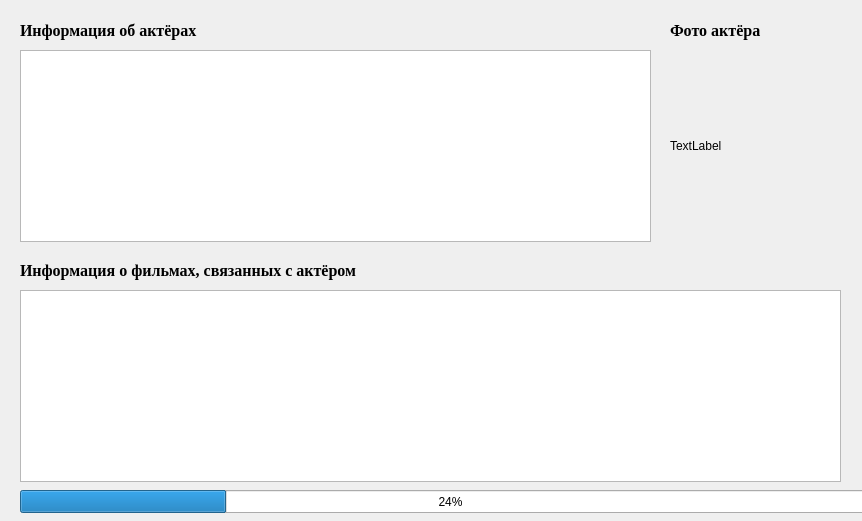
This is Client/outputactor.ui in NikitaVirachev/course-work-on-DB as Qt 5 draws it before an edit. The edited form follows.
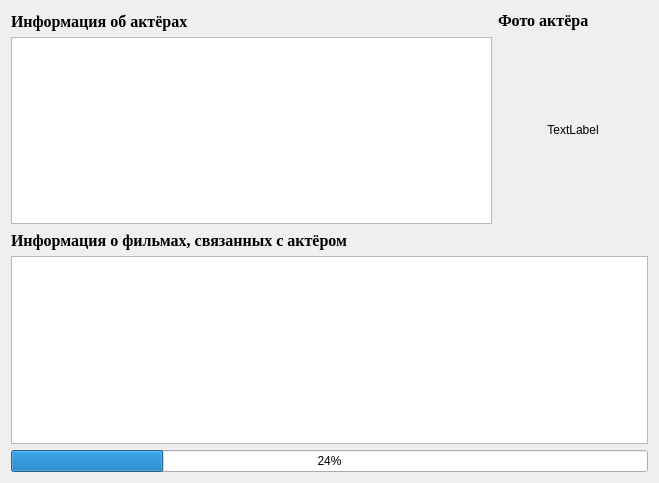
This is the edited form.

```diff
--- a/Client/outputactor.ui
+++ b/Client/outputactor.ui
@@ -6,45 +6,24 @@
    <rect>
     <x>0</x>
     <y>0</y>
-    <width>862</width>
-    <height>521</height>
+    <width>659</width>
+    <height>483</height>
    </rect>
   </property>
   <property name="windowTitle">
    <string>Form</string>
   </property>
-  <widget class="QTableView" name="tableView">
-   <property name="geometry">
-    <rect>
-     <x>20</x>
-     <y>50</y>
-     <width>631</width>
-     <height>192</height>
-    </rect>
-   </property>
-  </widget>
-  <widget class="QProgressBar" name="progressBar">
-   <property name="geometry">
-    <rect>
-     <x>20</x>
-     <y>490</y>
-     <width>861</width>
-     <height>23</height>
-    </rect>
-   </property>
-   <property name="value">
-    <number>24</number>
-   </property>
-  </widget>
+  <layout class="QGridLayout" name="gridLayout">
+   <item row="0" column="0">
+    <layout class="QVBoxLayout" name="verticalLayout_4">
+     <item>
+      <layout class="QHBoxLayout" name="horizontalLayout_3">
+       <item>
+        <layout class="QVBoxLayout" name="verticalLayout">
+         <item>
+          <layout class="QHBoxLayout" name="horizontalLayout">
+           <item>
   <widget class="QLabel" name="label">
-   <property name="geometry">
-    <rect>
-     <x>20</x>
-     <y>20</y>
-     <width>631</width>
-     <height>21</height>
-    </rect>
-   </property>
    <property name="font">
     <font>
      <family>Times New Roman</family>
@@ -57,28 +36,33 @@
     <string>Информация об актёрах</string>
    </property>
   </widget>
-  <widget class="QLabel" name="label_2">
-   <property name="geometry">
-    <rect>
-     <x>670</x>
-     <y>50</y>
-     <width>171</width>
-     <height>191</height>
-    </rect>
-   </property>
-   <property name="text">
-    <string>TextLabel</string>
-   </property>
-  </widget>
+           </item>
+           <item>
+            <spacer name="horizontalSpacer">
+             <property name="orientation">
+              <enum>Qt::Horizontal</enum>
+             </property>
+             <property name="sizeHint" stdset="0">
+              <size>
+               <width>40</width>
+               <height>20</height>
+              </size>
+             </property>
+            </spacer>
+           </item>
+          </layout>
+         </item>
+         <item>
+          <widget class="QTableView" name="tableView"/>
+         </item>
+        </layout>
+       </item>
+       <item>
+        <layout class="QVBoxLayout" name="verticalLayout_2">
+         <item>
+          <layout class="QHBoxLayout" name="horizontalLayout_2">
+           <item>
   <widget class="QLabel" name="label_3">
-   <property name="geometry">
-    <rect>
-     <x>670</x>
-     <y>20</y>
-     <width>171</width>
-     <height>21</height>
-    </rect>
-   </property>
    <property name="font">
     <font>
      <family>Times New Roman</family>
@@ -91,25 +75,41 @@
     <string>Фото актёра</string>
    </property>
   </widget>
-  <widget class="QTableView" name="tableView_2">
-   <property name="geometry">
-    <rect>
-     <x>20</x>
-     <y>290</y>
-     <width>821</width>
-     <height>192</height>
-    </rect>
-   </property>
-  </widget>
+           </item>
+          </layout>
+         </item>
+         <item>
+          <widget class="QLabel" name="label_2">
+           <property name="sizePolicy">
+            <sizepolicy hsizetype="Preferred" vsizetype="Expanding">
+             <horstretch>0</horstretch>
+             <verstretch>0</verstretch>
+            </sizepolicy>
+           </property>
+           <property name="minimumSize">
+            <size>
+             <width>150</width>
+             <height>0</height>
+            </size>
+           </property>
+           <property name="text">
+            <string>TextLabel</string>
+           </property>
+           <property name="alignment">
+            <set>Qt::AlignCenter</set>
+           </property>
+          </widget>
+         </item>
+        </layout>
+       </item>
+      </layout>
+     </item>
+     <item>
+      <layout class="QVBoxLayout" name="verticalLayout_3">
+       <item>
+        <layout class="QHBoxLayout" name="horizontalLayout_4">
+         <item>
   <widget class="QLabel" name="label_4">
-   <property name="geometry">
-    <rect>
-     <x>20</x>
-     <y>260</y>
-     <width>821</width>
-     <height>21</height>
-    </rect>
-   </property>
    <property name="font">
     <font>
      <family>Times New Roman</family>
@@ -122,6 +122,37 @@
     <string>Информация о фильмах, связанных с актёром</string>
    </property>
   </widget>
+         </item>
+         <item>
+          <spacer name="horizontalSpacer_3">
+           <property name="orientation">
+            <enum>Qt::Horizontal</enum>
+           </property>
+           <property name="sizeHint" stdset="0">
+            <size>
+             <width>40</width>
+             <height>20</height>
+            </size>
+           </property>
+          </spacer>
+         </item>
+        </layout>
+       </item>
+       <item>
+        <widget class="QTableView" name="tableView_2"/>
+       </item>
+      </layout>
+     </item>
+     <item>
+      <widget class="QProgressBar" name="progressBar">
+       <property name="value">
+        <number>24</number>
+       </property>
+      </widget>
+     </item>
+    </layout>
+   </item>
+  </layout>
  </widget>
  <resources/>
  <connections/>
```
Lines whose indentation alone changed are shown as unchanged.
